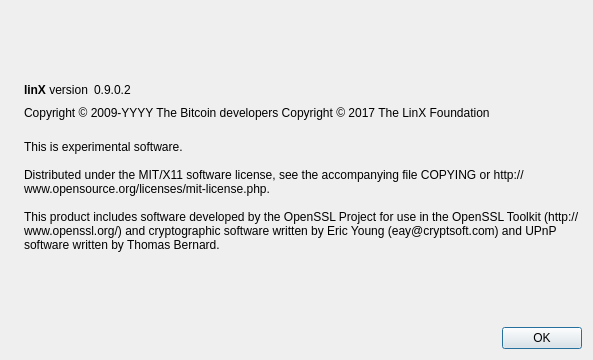
First picture: the form in src/qt/forms/aboutdialog.ui, repository linX-project/linX, before the edit.
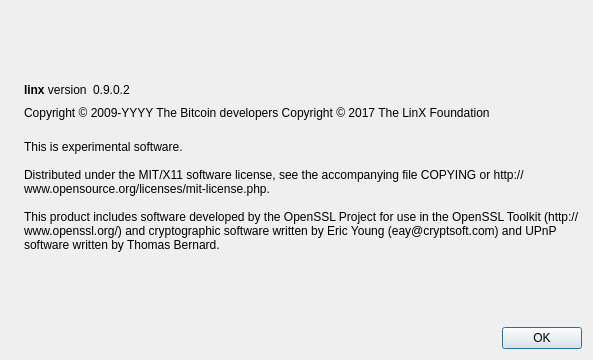
Second picture: the form after the edit. Icons and pictures are not drawn.

Diff of the .ui file:
```diff
--- a/src/qt/forms/aboutdialog.ui
+++ b/src/qt/forms/aboutdialog.ui
@@ -50,7 +50,7 @@
           <cursorShape>IBeamCursor</cursorShape>
          </property>
          <property name="text">
-          <string>&lt;b&gt;linX&lt;/b&gt; version</string>
+          <string>&lt;b&gt;linx&lt;/b&gt; version</string>
          </property>
          <property name="textInteractionFlags">
           <set>Qt::LinksAccessibleByMouse|Qt::TextSelectableByKeyboard|Qt::TextSelectableByMouse</set>
```
